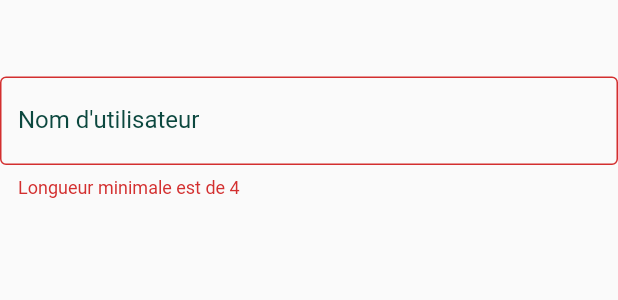
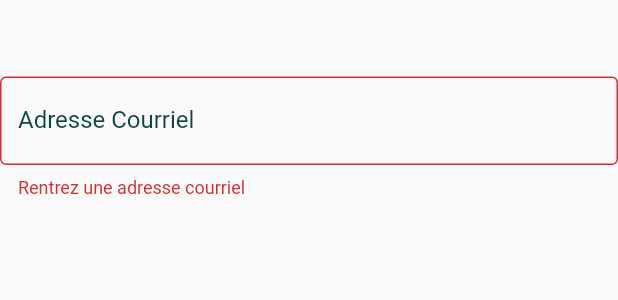
Before and after one commit to mfalicoff/LOG3900, a Flutter app: the LoginForm widget shown alone on an empty page, opened directly, after a tap on "Submit", on a phone screen of 412 x 824 dp. Shown: the part 264-564 px from the top of the screen. Run offline on Flutter 3.47's test engine with Material 2 defaults, Android fonts, the phone set to English and light mode, and no system bars.

Commit message:
Finished Login Page

```diff
--- a/client_leger/lib/login_page.dart
+++ b/client_leger/lib/login_page.dart
@@ -1,7 +1,10 @@
 import 'dart:ui';
 
 import 'package:client_leger/home_page.dart';
+import 'package:client_leger/services/controller.dart';
 import 'package:flutter/material.dart';
+
+import 'models/user.dart';
 
 class LoginPage extends StatelessWidget {
   const LoginPage({Key? key}) : super(key: key);
@@ -24,10 +27,16 @@ class LoginPage extends StatelessWidget {
             child: Container(
               decoration: BoxDecoration(
                   shape: BoxShape.rectangle,
-                  color: Theme.of(context).colorScheme.secondary,
+                  color: Theme
+                      .of(context)
+                      .colorScheme
+                      .secondary,
                   borderRadius: const BorderRadius.all(Radius.circular(20.0)),
                   border: Border.all(
-                      color: Theme.of(context).colorScheme.primary, width: 3)),
+                      color: Theme
+                          .of(context)
+                          .colorScheme
+                          .primary, width: 3)),
               padding:
               const EdgeInsets.symmetric(vertical: 25.0, horizontal: 250.0),
               child: const Center(
@@ -51,8 +60,10 @@ class LoginForm extends StatefulWidget {
 
 class _LoginFormState extends State<LoginForm> {
   final _formKey = GlobalKey<FormState>();
-  String? username = "";
+  String? email = "";
   String? password = "";
+  Controller controller = Controller();
+
   @override
   Widget build(BuildContext context) {
     return Form(
@@ -62,30 +73,49 @@ class _LoginFormState extends State<LoginForm> {
         children: [
           Text(
             "Login",
-            style: Theme.of(context).textTheme.headlineLarge,
+            style: Theme
+                .of(context)
+                .textTheme
+                .headlineLarge,
           ),
           TextFormField(
-            onSaved: (String? value){username=value;},
-            validator: _userNameValidator,
+            onSaved: (String? value) {
+              email = value;
+            },
+            validator: _emailValidator,
             decoration: InputDecoration(
               border: const OutlineInputBorder(),
-              labelText: "Nom d'utilisateur",
+              labelText: "Adresse Courriel",
               labelStyle:
-                  TextStyle(color: Theme.of(context).colorScheme.primary),
+              TextStyle(color: Theme
+                  .of(context)
+                  .colorScheme
+                  .primary),
             ),
-            style: TextStyle(color: Theme.of(context).colorScheme.primary),
+            style: TextStyle(color: Theme
+                .of(context)
+                .colorScheme
+                .primary),
           ),
           TextFormField(
-            onSaved: (String? value){password=value;},
+            onSaved: (String? value) {
+              password = value;
+            },
             validator: _passwordValidator,
             obscureText: true,
             decoration: InputDecoration(
               border: const OutlineInputBorder(),
               labelText: "Mot de passe",
               labelStyle:
-                  TextStyle(color: Theme.of(context).colorScheme.primary),
+              TextStyle(color: Theme
+                  .of(context)
+                  .colorScheme
+                  .primary),
             ),
-            style: TextStyle(color: Theme.of(context).colorScheme.primary),
+            style: TextStyle(color: Theme
+                .of(context)
+                .colorScheme
+                .primary),
           ),
           ElevatedButton(
             style: ButtonStyle(
@@ -102,14 +132,20 @@ class _LoginFormState extends State<LoginForm> {
             child: Text(
               "Submit",
               style: TextStyle(
-                  fontSize: 20, color: Theme.of(context).colorScheme.secondary),
+                  fontSize: 20, color: Theme
+                  .of(context)
+                  .colorScheme
+                  .secondary),
             ),
           ),
           GestureDetector(
             onTap: _toSignUpPage,
             child: Text(
               "Go to the Sign Up Page",
-              style: TextStyle(color: Theme.of(context).colorScheme.primary),
+              style: TextStyle(color: Theme
+                  .of(context)
+                  .colorScheme
+                  .primary),
             ),
           ),
         ],
@@ -117,10 +153,15 @@ class _LoginFormState extends State<LoginForm> {
     );
   }
 
-  String? _userNameValidator(String? value) {
-    if (value == null || value.length < 4) {
-      return "Longueur minimale est de 4";
-    } else {
+  String? _emailValidator(String? value) {
+    if (value == null || value.isEmpty) {
+      return "Rentrez une adresse courriel";
+    } else if (!RegExp(
+        r"^[a-zA-Z0-9.a-zA-Z0-9.!#$%&'*+-/=?^_`{|}~]+@[a-zA-Z0-9]+\.[a-zA-Z]+")
+        .hasMatch(value)) {
+      return "Rentrez une adresse courriel valide";
+    }
+    else {
       return null;
     }
   }
@@ -133,12 +174,21 @@ class _LoginFormState extends State<LoginForm> {
     }
   }
 
-  void _submit() {
-    if ( _formKey.currentState!.validate()){
+  Future<void> _submit() async {
+    if (_formKey.currentState!.validate()) {
       _formKey.currentState?.save();
-
-      Navigator.of(context).push(
-          MaterialPageRoute(builder: (context) => const MyHomePage()));
+      try{
+        User user = await controller.login(email: email, password: password);
+        print(user.username);
+        print(user.email);
+        Navigator.of(context).push(
+            MaterialPageRoute(builder: (context) => const MyHomePage()));
+      } on Exception{
+        ScaffoldMessenger.of(context).showSnackBar(SnackBar(
+          content: const Text("Impossible de se connecter"),
+          backgroundColor: Colors.red.shade300,
+        ));
+      }
     }
   }
 
--- a/client_leger/lib/models/user.dart
+++ b/client_leger/lib/models/user.dart
@@ -1,4 +1,10 @@
 class User {
   late String username;
   late String email;
+
+  User(this.username, this.email);
+  User.fromJson(Map parsed){
+    username = parsed["data"]["name"] ?? "Failed";
+    email = parsed["data"]["email"] ?? "Failed";
+  }
 }
--- a/client_leger/pubspec.yaml
+++ b/client_leger/pubspec.yaml
@@ -36,6 +36,7 @@ dependencies:
   # The following adds the Cupertino Icons font to your application.
   # Use with the CupertinoIcons class for iOS style icons.
   cupertino_icons: ^1.0.2
+  http: ^0.13.5
 
 dev_dependencies:
   flutter_test:
```
Also changed, not shown: client_leger/lib/services/controller.dart (+22 -1 lines), client_leger/pubspec.lock.
